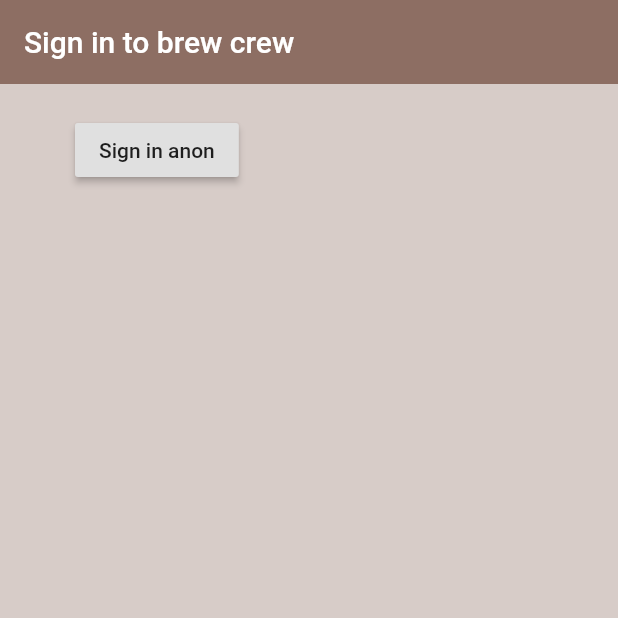
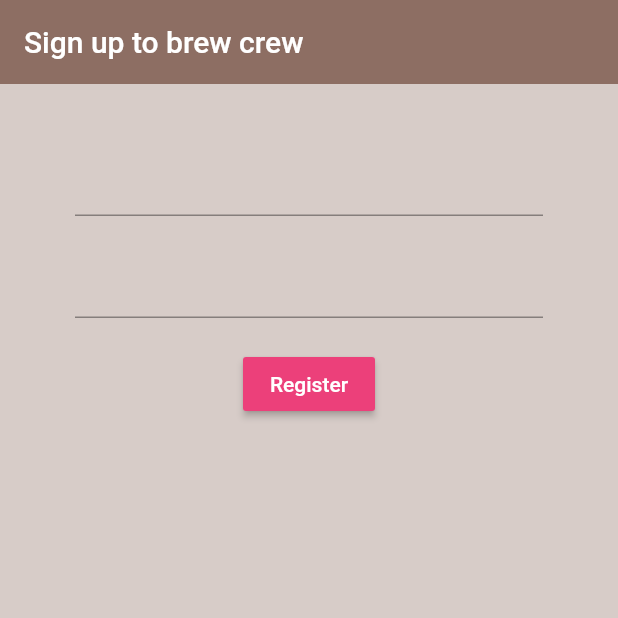
Before and after one commit to swapnil130501/Coffee-app, a Flutter app: the screen it shows after launch, on a phone screen of 412 x 824 dp, the top half of it. Run offline on Flutter 3.47's test engine with Material 2 defaults, Android fonts, the phone set to English and light mode, and no system bars; our stand-ins replace firebase_auth, firebase_core; accounts and stored records are empty.

Commit message:
SignIn/Register

```diff
--- a/lib/screens/authenticate/authenticate.dart
+++ b/lib/screens/authenticate/authenticate.dart
@@ -1,3 +1,4 @@
+import 'package:coffee_app/screens/authenticate/register.dart';
 import 'package:coffee_app/screens/authenticate/sign_in.dart';
 import 'package:flutter/material.dart';
 class Authenticate extends StatefulWidget {
@@ -11,7 +12,7 @@ class _AuthenticateState extends State<Authenticate> {
   @override
   Widget build(BuildContext context) {
     return Container(
-      child: SignIn(),
+      child: Register(),
     );
   }
 }
--- /dev/null
+++ b/lib/screens/authenticate/register.dart
@@ -0,0 +1,70 @@
+import 'package:coffee_app/services/auth.dart';
+import 'package:flutter/material.dart';
+
+class Register extends StatefulWidget {
+  const Register({Key? key}) : super(key: key);
+
+  @override
+  _RegisterState createState() => _RegisterState();
+}
+
+class _RegisterState extends State<Register> {
+
+  final AuthService _auth = AuthService();
+
+  String email= '';
+  String password= '';
+
+
+  @override
+  Widget build(BuildContext context) {
+    return Scaffold(
+      backgroundColor: Colors.brown[100],
+      appBar: AppBar(
+        backgroundColor: Colors.brown[400],
+        elevation: 0.0,
+        title: Text('Sign up to brew crew'),
+      ),
+      body: Container(
+        padding: EdgeInsets.symmetric(vertical: 20.0, horizontal: 50.0),
+        child: Form(
+          child: Column(
+            children: [
+              SizedBox(height: 20),
+              TextFormField(
+                  onChanged: (val) {
+                    setState(() {
+                      email = val;
+                    });
+                  }
+              ),
+              SizedBox(height: 20),
+              TextFormField(
+                  obscureText: true,
+                  onChanged: (val) {
+                    setState(() {
+                      password = val;
+                    });
+                  }
+              ),
+              SizedBox(height: 20),
+              RaisedButton(
+                color: Colors.pink[400],
+                child: Text(
+                  'Register',
+                  style: TextStyle(
+                    color: Colors.white,
+                  ),
+                ),
+                onPressed: () async {
+                  print(email);
+                  print(password);
+                },
+              ),
+            ],
+          ),
+        ),
+      ),
+    );
+  }
+}
```
Also changed, not shown: lib/screens/authenticate/sign_in.dart (+41 -15 lines), 3 other files.
